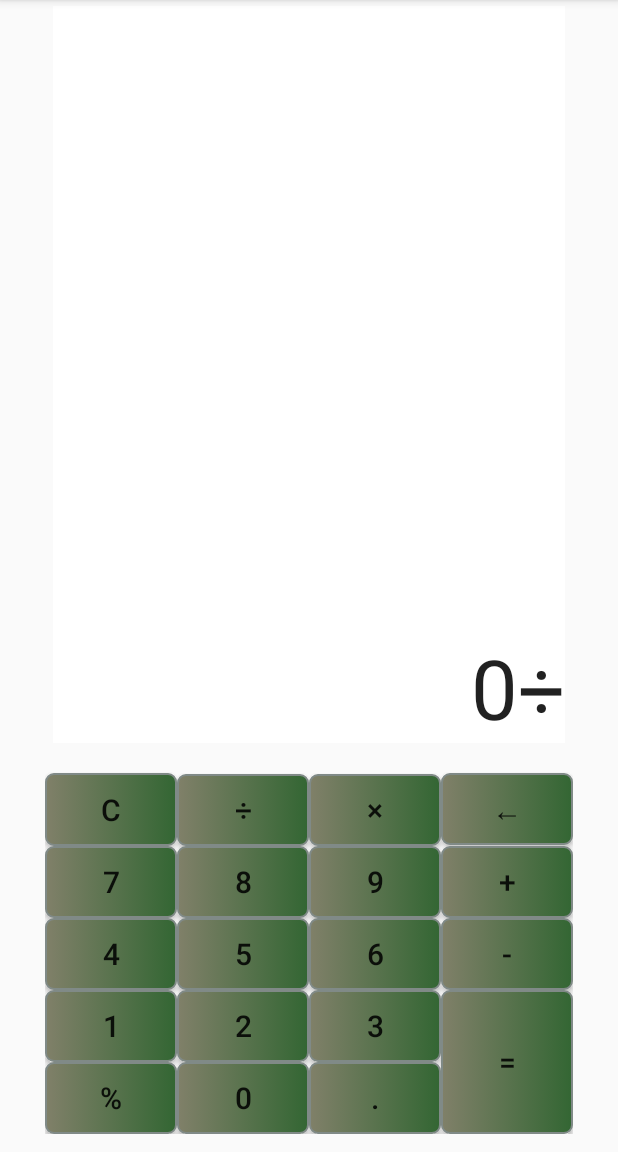
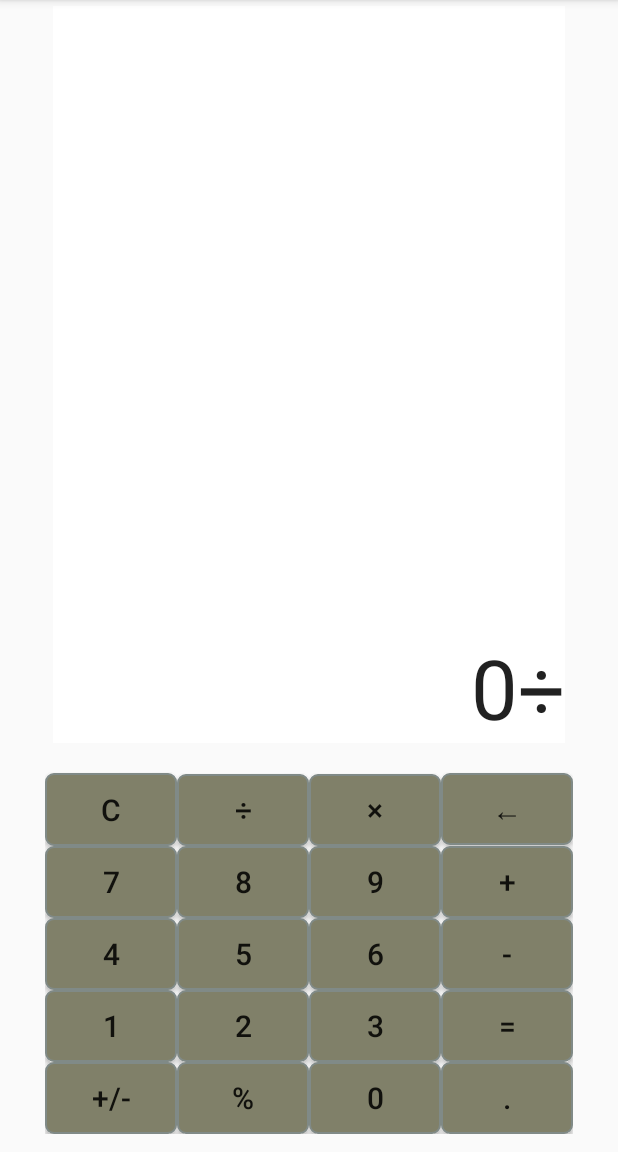
Before and after one commit to Huahua-zhang/Android_experiment, an Android app: the screen it shows after launch (MainActivity), after a tap on an icon or button, on a phone screen of 412 x 824 dp, the part 84-1236 px from its top. Run offline under Robolectric (Android 15) with nearby library versions, the phone set to English and light mode, and no system bars; 1 other tap on this screen came first.

```diff
--- a/app/src/main/AndroidManifest.xml
+++ b/app/src/main/AndroidManifest.xml
@@ -9,7 +9,8 @@
         android:roundIcon="@mipmap/ic_launcher_round"
         android:supportsRtl="true"
         android:theme="@style/AppTheme">
-
+        <activity android:name=".MainActivity2" android:screenOrientation="landscape">
+        </activity>
         <activity android:name=".MainActivity">
             <intent-filter>
                 <action android:name="android.intent.action.MAIN" />
--- a/app/src/main/java/com/example/androidcalculator/MainActivity.java
+++ b/app/src/main/java/com/example/androidcalculator/MainActivity.java
@@ -63,7 +63,7 @@ public class MainActivity extends AppCompatActivity implements View.OnClickListe
         btn_del = (Button) findViewById(R.id.btn_del);
         btn_del.setOnClickListener(this);
 
-        /*btn_leftbra = (Button) findViewById(R.id.btn_leftbra);
+        btn_leftbra = (Button) findViewById(R.id.btn_leftbra);
         btn_leftbra.setOnClickListener(this);
 
         btn_rightbra = (Button) findViewById(R.id.btn_rightbra);
@@ -79,7 +79,7 @@ public class MainActivity extends AppCompatActivity implements View.OnClickListe
         btn_sin.setOnClickListener(this);
 
         btn_cos = (Button) findViewById(R.id.btn_cos);
-        btn_cos.setOnClickListener(this);*/
+        btn_cos.setOnClickListener(this);
 
         btn_div = (Button) findViewById(R.id.btn_div);
         btn_div.setOnClickListener(this);
@@ -100,6 +100,7 @@ public class MainActivity extends AppCompatActivity implements View.OnClickListe
         btn_p.setOnClickListener(this);
 
         text=(EditText) findViewById(R.id.text);
+        text.setSingleLine(false);
     }
 
     @Override
@@ -259,7 +260,7 @@ public class MainActivity extends AppCompatActivity implements View.OnClickListe
                     text.setText(str);
                 }
                 break;
-            /*case R.id.btn_leftbra:
+            case R.id.btn_leftbra:
                 if (str.length()==1){
                     str="(";
                 }
@@ -279,7 +280,7 @@ public class MainActivity extends AppCompatActivity implements View.OnClickListe
                     str += ")";
                 }
                 text.setText(str);
-                break;*/
+                break;
             case R.id.btn_equ:
                 if(str.charAt(str.length()-1)=='+'||str.charAt(str.length()-1)=='-'||str.charAt(str.length()-1)=='×'||str.charAt(str.length()-1)=='÷'){
                     Toast.makeText(MainActivity.this,"Please complete the formula!",Toast.LENGTH_SHORT).show();
@@ -300,7 +301,7 @@ public class MainActivity extends AppCompatActivity implements View.OnClickListe
                     }
                 }
                 break;
-            /*case R.id.btn_squ2:
+            case R.id.btn_squ2:
                 if(str.charAt(0)=='-'){
                     Toast.makeText(MainActivity.this,"Negative numbers cannot be squared!",Toast.LENGTH_SHORT).show();
                     text.setText("0");
@@ -317,7 +318,7 @@ public class MainActivity extends AppCompatActivity implements View.OnClickListe
                     x2 = x2.replaceAll("[.]$", "");//如最后一位是.则去掉
                     text.setText(x2);
                 }
-                break;*/
+                break;
             case R.id.btn_percent:
                 double per=Double.parseDouble(str);
                 per=per/100;
@@ -326,7 +327,7 @@ public class MainActivity extends AppCompatActivity implements View.OnClickListe
                 per1 = per1.replaceAll("[.]$", "");//如最后一位是.则去掉
                 text.setText(per1);
                 break;
-            /*case R.id.btn_sin:
+            case R.id.btn_sin:
                 double sinn=Double.parseDouble(str);
                 sinn=Math.toRadians(sinn);
                 sinn=Math.sin(sinn);
@@ -357,7 +358,7 @@ public class MainActivity extends AppCompatActivity implements View.OnClickListe
                     text.setText(str.substring(1,str.length()));
                 else
                     text.setText(str);
-                break;*/
+                break;
             default:
                 break;
         }
@@ -452,7 +453,13 @@ public class MainActivity extends AppCompatActivity implements View.OnClickListe
             else{
                 if(ch!=' '){
                     Double y=stack.pop();
-                    Double x=stack.pop();
+                    Double x;
+                    if (stack.isEmpty()){
+                        x=0.0;
+                    }
+                    else{
+                        x=stack.pop();
+                    }
                     switch(ch){
                         case'+':
                             value=x+y;
--- a/app/src/main/res/drawable/button_style.xml
+++ b/app/src/main/res/drawable/button_style.xml
@@ -2,9 +2,9 @@
 <selector xmlns:android="http://schemas.android.com/apk/res/android">
     <item>
         <shape>
-            <size android:height="30dp"
-                android:width="30dp"/>
-            <gradient android:startColor="#336633"
+            <!--<size android:height="30dp"
+                android:width="30dp"/>-->
+            <gradient android:startColor="#808069"
                 android:endColor="#808069"
                 android:angle="180"/>
             <stroke android:width="1dip" android:color="#808a87"/>
--- a/app/src/main/res/layout/activity_main.xml
+++ b/app/src/main/res/layout/activity_main.xml
@@ -7,13 +7,14 @@
     android:layout_gravity="center"
     android:orientation="horizontal"
     android:columnCount="4"
-    android:rowCount="8"
+    android:rowCount="5"
     android:layout_marginBottom="8dp"
     tools:context=".MainActivity"
     >
 
     <EditText
         android:id="@+id/text"
+        android:layout_width="wrap_content"
         android:layout_height="93dp"
         android:layout_columnSpan="4"
         android:layout_rowSpan="3"
@@ -24,7 +25,6 @@
         android:layout_marginBottom="20dp"
         android:gravity="bottom|right"
         android:inputType="numberDecimal"
-        android:text="0"
         android:textSize="55sp"
         android:background="#fff"
         android:focusable="false"/>
@@ -125,10 +125,18 @@
         android:id="@+id/btn_equ"
         android:layout_width="77dp"
         android:layout_gravity="fill"
-        android:layout_rowSpan="2"
+        android:layout_rowSpan="1"
         android:text="="
         android:background="@drawable/button_style"
         android:textSize="20sp" />
+
+    <Button
+        android:id="@+id/btn_PandM"
+        android:text="+/-"
+        android:background="@drawable/button_style"
+        android:textSize="20sp"/>
+
+
 
 
     <Button
@@ -155,37 +163,49 @@
 
 
 
-    <!--<Button
+
+
+    <Button
         android:id="@+id/btn_leftbra"
         android:text="("
+        android:layout_columnSpan="0"
+        android:layout_rowSpan="0"
         android:textSize="20sp" />
 
     <Button
         android:id="@+id/btn_rightbra"
         android:text=")"
+        android:layout_columnSpan="0"
+        android:layout_rowSpan="0"
         android:textSize="20sp" />
 
-    <Button
+    <!--<Button
         android:id="@+id/btn_PandM"
         android:text="+/-"
-        android:textSize="20sp"/>
+        android:textSize="20sp"/>-->
 
     <Button
         android:id="@+id/btn_squ2"
         android:text="√￣"
+        android:layout_columnSpan="0"
+        android:layout_rowSpan="0"
         android:textSize="20sp" />
 
     <Button
         android:id="@+id/btn_sin"
         android:text="sin"
         android:textAllCaps="false"
+        android:layout_columnSpan="0"
+        android:layout_rowSpan="0"
         android:textSize="20sp"/>
 
     <Button
         android:id="@+id/btn_cos"
         android:text="cos"
         android:textAllCaps="false"
-        android:textSize="20sp" />-->
+        android:layout_columnSpan="0"
+        android:layout_rowSpan="0"
+        android:textSize="20sp" />
 
 
 </GridLayout>
```
